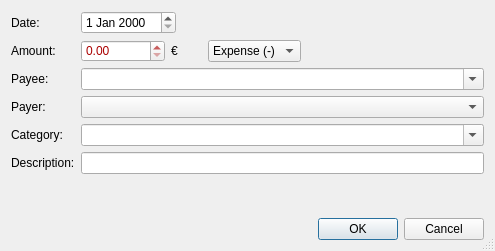
Old version of the form source/dlgaccountaddexpense.ui in the repository jkriege2/JKHouseholdAccounts.
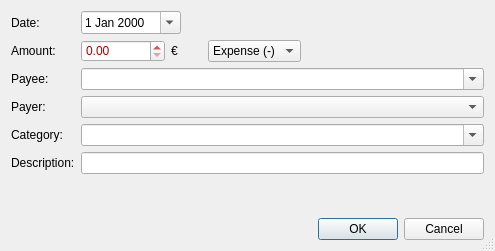
New version of the form.

Patch:
```diff
--- a/source/dlgaccountaddexpense.ui
+++ b/source/dlgaccountaddexpense.ui
@@ -27,7 +27,17 @@
    <item row="0" column="1">
     <layout class="QHBoxLayout" name="horizontalLayout_2">
      <item>
-      <widget class="QDateEdit" name="edtDate"/>
+      <widget class="QDateEdit" name="edtDate">
+       <property name="minimumSize">
+        <size>
+         <width>100</width>
+         <height>0</height>
+        </size>
+       </property>
+       <property name="calendarPopup">
+        <bool>true</bool>
+       </property>
+      </widget>
      </item>
      <item>
       <spacer name="horizontalSpacer_2">
```
